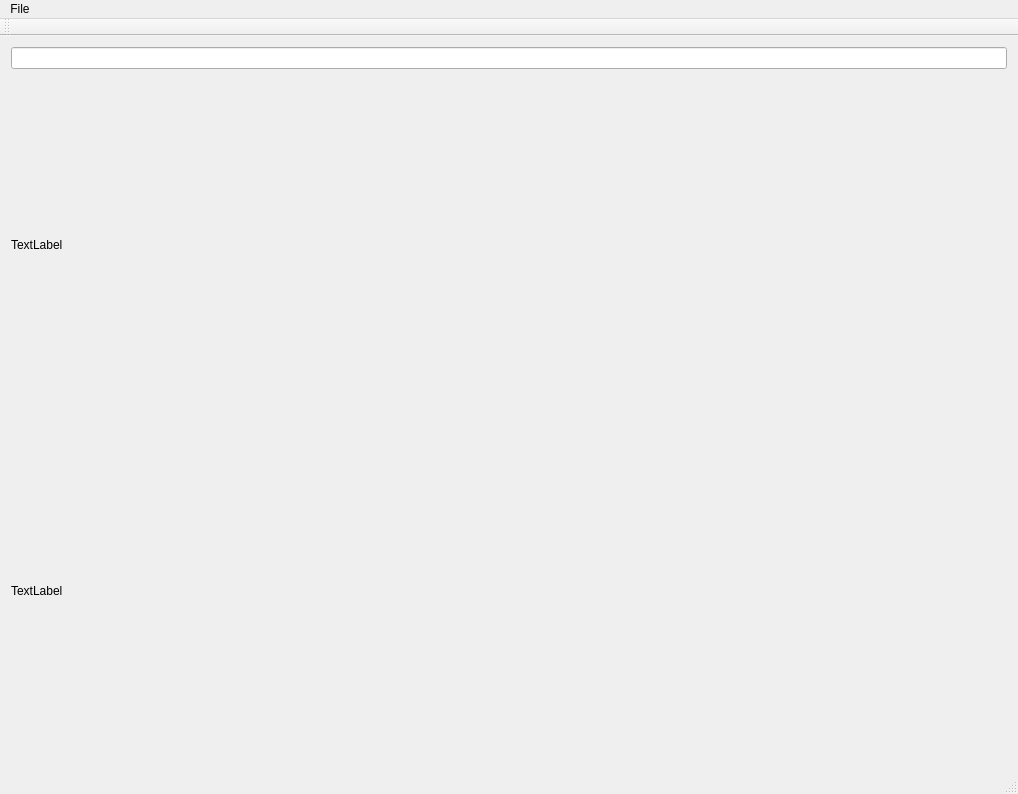
This is app/mainwindow.ui in daviddrell/visualsc as Qt 5 draws it before an edit. The edited form follows.
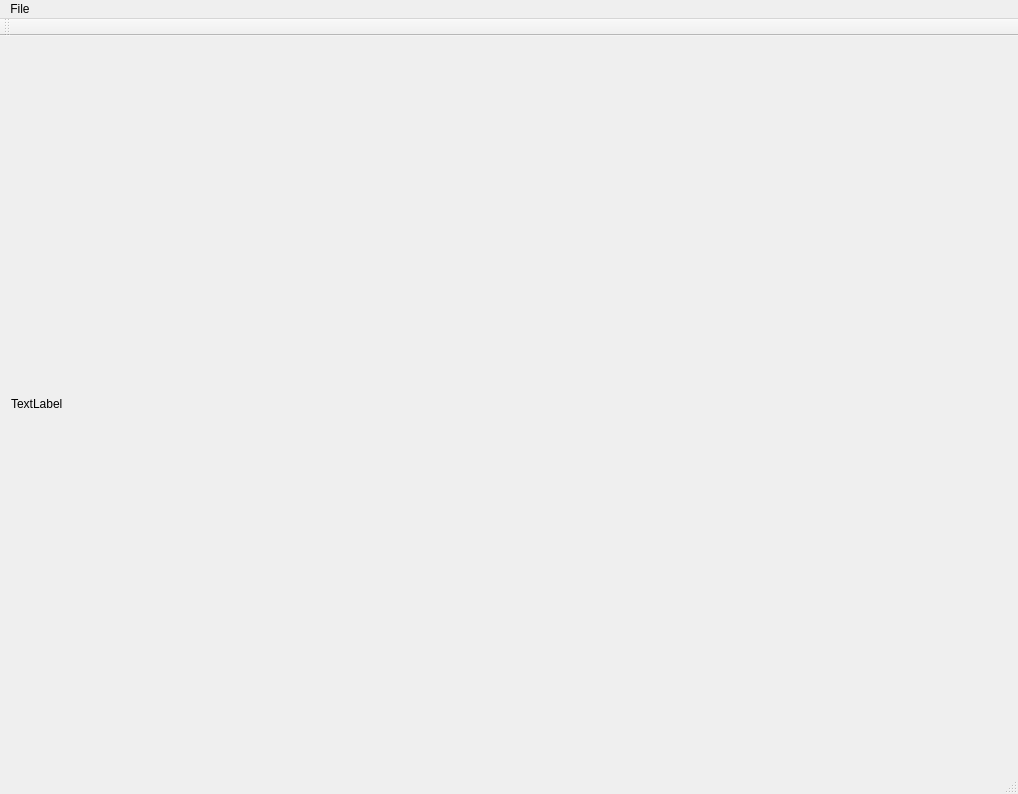
This is the edited form.

Patch:
```diff
--- a/app/mainwindow.ui
+++ b/app/mainwindow.ui
@@ -20,9 +20,6 @@
     </item>
     <item row="4" column="0">
      <layout class="QVBoxLayout" name="verticalLayout">
-      <item>
-       <widget class="QLineEdit" name="lineEdit"/>
-      </item>
       <item>
        <widget class="QLabel" name="label_2">
         <property name="text">
@@ -30,13 +27,6 @@
         </property>
        </widget>
       </item>
-      <item>
-       <widget class="QLabel" name="label">
-        <property name="text">
-         <string>TextLabel</string>
-        </property>
-       </widget>
-      </item>
      </layout>
     </item>
    </layout>
```
